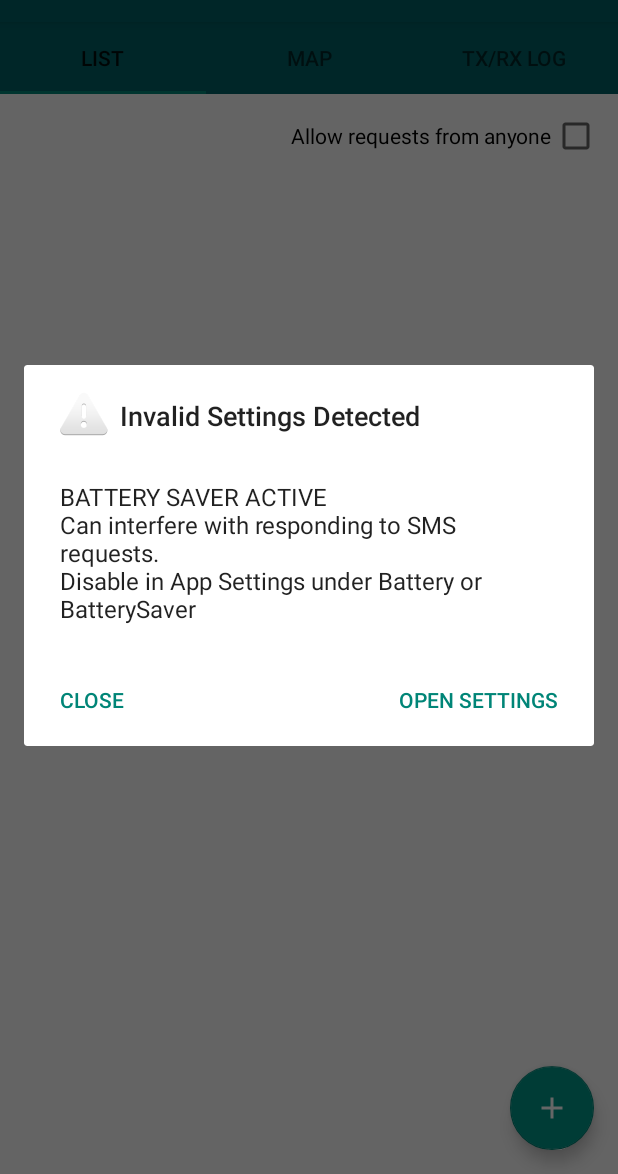
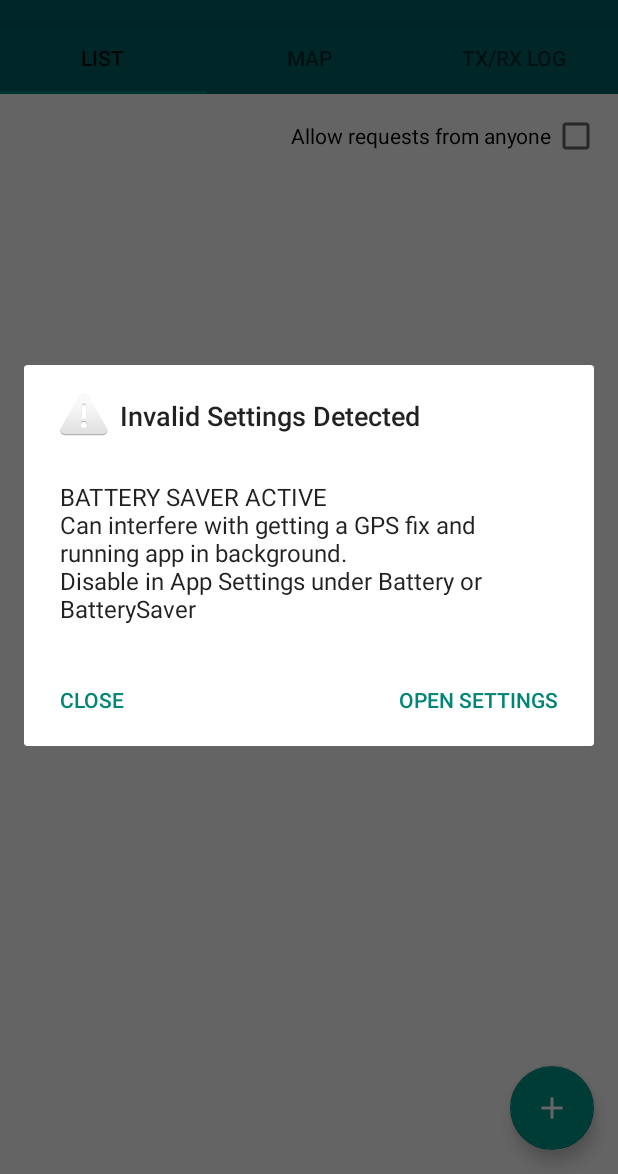
Before and after one commit to wandomium/SmsLoc, an Android app: the screen it shows after launch (MainActivity), after a tap on "permission", on a phone screen of 412 x 824 dp, the part 62-1236 px from its top. Run offline under Robolectric (Android 15) with nearby library versions, the phone set to English and light mode, and no system bars; libraries missing offline, so code that uses them is left out: com.google.i18n.phonenumbers, org.osmdroid.config, org.osmdroid.tileprovider, org.osmdroid.util, org.osmdroid.views; pictures from the network do not load; 27 statements that could not run were skipped.

```diff
--- a/app/build.gradle
+++ b/app/build.gradle
@@ -10,7 +10,7 @@ android {
         minSdk 30
         targetSdk 31
         versionCode 240
-        versionName "1.0.0"
+        versionName "1.0.1"
 
         testInstrumentationRunner "androidx.test.runner.AndroidJUnitRunner"
     }
--- a/app/src/main/res/values/strings.xml
+++ b/app/src/main/res/values/strings.xml
@@ -8,9 +8,9 @@
     <string name="force_stop_alert_title">Force Stop Warning</string>
     <string name="force_stop_alert_msg">If the application is force stopped, Android will disable service wake up on SMS location requests.\n\nTo re-enable, app must be started manually once (this will re-register the service with the Android System)</string>
     <string name="bg_autostart_alert_title">Background Autostart</string>
-    <string name="bg_autostart_alert_msg">Enable application background autostart (not applicable to all phones, needed on Xiaomi)</string>
+    <string name="bg_autostart_alert_msg">On some phones, background autostart of applications needs to be explicitly enabled. Applicable on, for ex., Xiaomi MIUI (tested)</string>
     <string name="battery_saver_alert_title">BATTERY SAVER ACTIVE</string>
-    <string name="battery_saver_alert_msg">Can interfere with responding to SMS requests.\nDisable in App Settings under Battery or BatterySaver</string>
+    <string name="battery_saver_alert_msg">Can interfere with getting a GPS fix and running app in background.\nDisable in App Settings under Battery or BatterySaver</string>
     <string name="notifications_alert_title">NOTIFICATIONS DISABLED</string>
     <string name="notifications_alert_msg"></string>
     <!-- APPLICATION SETTINGS -->
```
Also changed, not shown: 12 other files.
